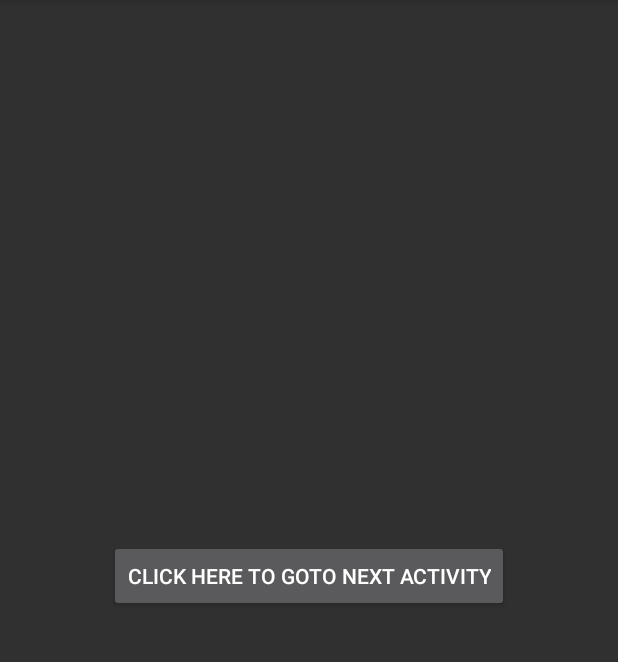
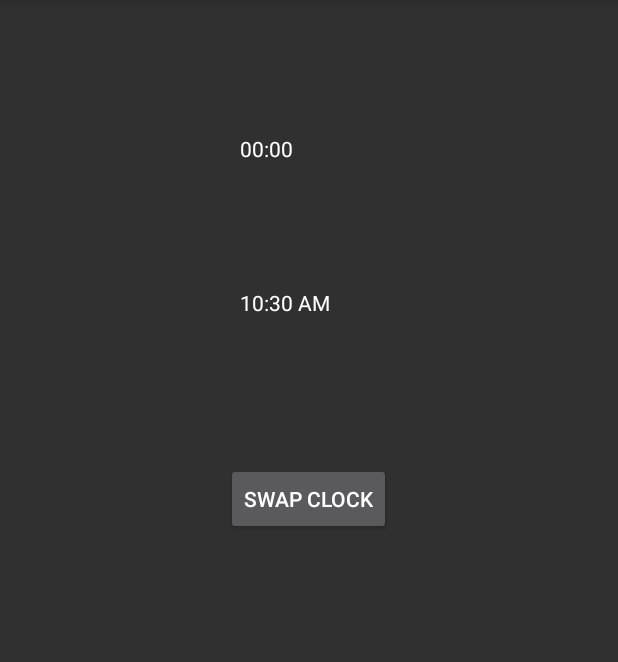
Before and after one commit to pranishres/android-tutorial, an Android app: the screen it shows after launch (MainActivity), on a phone screen of 412 x 824 dp, the part 84-746 px from its top. Run offline under Robolectric (Android 15) with nearby library versions, the phone set to English and light mode, and no system bars.

Commit message:
analog and digital clock swip. Doesnt work properly

```diff
--- a/app/src/main/java/com/example/pranishres/myapplication/MainActivity.java
+++ b/app/src/main/java/com/example/pranishres/myapplication/MainActivity.java
@@ -9,10 +9,12 @@ import android.util.Log;
 import android.view.View;
 import android.widget.Button;
 import android.widget.CheckBox;
+import android.widget.Chronometer;
 import android.widget.EditText;
 import android.widget.RadioButton;
 import android.widget.RadioGroup;
 import android.widget.RatingBar;
+import android.widget.TextClock;
 import android.widget.TextView;
 import android.widget.Toast;
 
@@ -80,9 +82,15 @@ public class MainActivity extends AppCompatActivity {
         setContentView(R.layout.alert_dialog);
         addListenerForAlertDialog();
 */
+
+/*
         // Start new activity
         setContentView(R.layout.activity_first);
         launchNewActivity();
+*/
+
+        setContentView(R.layout.analog_and_digital_clock);
+        toggleClock();
 
 //        setContentView(R.layout.test);
 
@@ -343,4 +351,29 @@ public class MainActivity extends AppCompatActivity {
         );
     }
 
+    /**
+     * Layout name :- analog_and_digital_clock
+     * Method name :- Call
+     * Purpose     :- Toggle between chronometer clock and text clock
+     */
+     public void toggleClock(){
+         Button buttonAnaDigi = (Button) findViewById(R.id.button_anaDigi);
+         final TextClock textClock = (TextClock) findViewById(R.id.textClock);
+         final Chronometer chronometer = (Chronometer) findViewById(R.id.chronometer);
+
+         buttonAnaDigi.setOnClickListener(
+                 new View.OnClickListener(){
+                     @Override
+                     public void onClick(View view){
+                         if(textClock.getVisibility() == TextClock.GONE){
+                             textClock.setVisibility(TextClock.VISIBLE);
+                             chronometer.setVisibility(Chronometer.GONE);
+                         }else {
+                             chronometer.setVisibility(Chronometer.VISIBLE);
+                             textClock.setVisibility(TextClock.GONE);
+                         }
+                     }
+                 }
+         );
+     }
 }
--- /dev/null
+++ b/app/src/main/res/layout/analog_and_digital_clock.xml
@@ -0,0 +1,33 @@
+<?xml version="1.0" encoding="utf-8"?>
+<RelativeLayout xmlns:android="http://schemas.android.com/apk/res/android"
+    android:layout_width="match_parent" android:layout_height="match_parent">
+
+    <Chronometer
+        android:layout_width="wrap_content"
+        android:layout_height="wrap_content"
+        android:layout_alignParentTop="true"
+        android:layout_alignParentLeft="true"
+        android:layout_alignParentStart="true"
+        android:layout_marginLeft="160dp"
+        android:layout_marginStart="160dp"
+        android:layout_marginTop="89dp"
+        android:id="@+id/chronometer" />
+
+    <TextClock
+        android:layout_width="wrap_content"
+        android:layout_height="wrap_content"
+        android:layout_below="@+id/chronometer"
+        android:layout_alignLeft="@+id/chronometer"
+        android:layout_alignStart="@+id/chronometer"
+        android:layout_marginTop="83dp"
+        android:id="@+id/textClock" />
+
+    <Button
+        android:text="Swap Clock"
+        android:layout_width="wrap_content"
+        android:layout_height="wrap_content"
+        android:layout_below="@+id/textClock"
+        android:layout_centerHorizontal="true"
+        android:layout_marginTop="97dp"
+        android:id="@+id/button_anaDigi" />
+</RelativeLayout>
```
